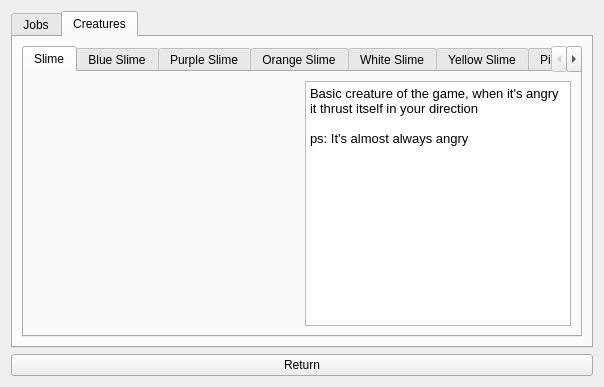
First picture: the form in forms/librarywidget.ui, repository SamuelPossamai/SimpleGameOfMine, before the edit.
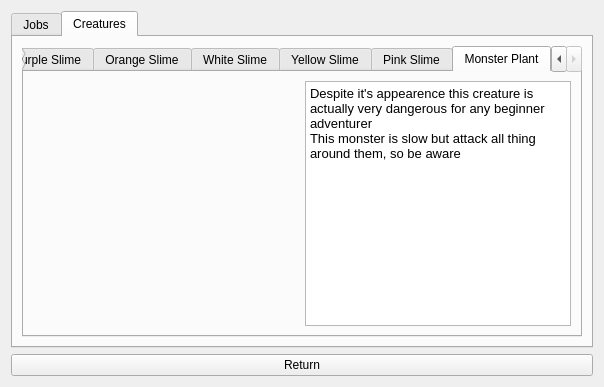
Second picture: the form after the edit. The open tabs and pages were chosen to show the change. Icons and pictures are not drawn.

Commit message: Monster plant added to library

```diff
--- a/forms/librarywidget.ui
+++ b/forms/librarywidget.ui
@@ -712,6 +712,74 @@
            </item>
           </layout>
          </widget>
+         <widget class="QWidget" name="tab_5">
+          <attribute name="title">
+           <string>Monster Plant</string>
+          </attribute>
+          <layout class="QGridLayout" name="gridLayout_14">
+           <item row="0" column="0">
+            <spacer name="verticalSpacer_21">
+             <property name="orientation">
+              <enum>Qt::Vertical</enum>
+             </property>
+             <property name="sizeHint" stdset="0">
+              <size>
+               <width>20</width>
+               <height>40</height>
+              </size>
+             </property>
+            </spacer>
+           </item>
+           <item row="4" column="0">
+            <spacer name="horizontalSpacer_11">
+             <property name="orientation">
+              <enum>Qt::Horizontal</enum>
+             </property>
+             <property name="sizeHint" stdset="0">
+              <size>
+               <width>40</width>
+               <height>20</height>
+              </size>
+             </property>
+            </spacer>
+           </item>
+           <item row="1" column="0" rowspan="2" alignment="Qt::AlignHCenter">
+            <widget class="QLabel" name="label_11">
+             <property name="text">
+              <string>&lt;html&gt;&lt;head/&gt;&lt;body&gt;&lt;p&gt;&lt;img src=&quot;:/monsterplant_img1.png&quot;/&gt;&lt;/p&gt;&lt;/body&gt;&lt;/html&gt;</string>
+             </property>
+             <property name="scaledContents">
+              <bool>false</bool>
+             </property>
+            </widget>
+           </item>
+           <item row="3" column="0">
+            <spacer name="verticalSpacer_22">
+             <property name="orientation">
+              <enum>Qt::Vertical</enum>
+             </property>
+             <property name="sizeHint" stdset="0">
+              <size>
+               <width>20</width>
+               <height>40</height>
+              </size>
+             </property>
+            </spacer>
+           </item>
+           <item row="0" column="1" rowspan="5">
+            <widget class="QTextBrowser" name="textBrowser_11">
+             <property name="html">
+              <string>&lt;!DOCTYPE HTML PUBLIC &quot;-//W3C//DTD HTML 4.0//EN&quot; &quot;http://www.w3.org/TR/REC-html40/strict.dtd&quot;&gt;
+&lt;html&gt;&lt;head&gt;&lt;meta name=&quot;qrichtext&quot; content=&quot;1&quot; /&gt;&lt;style type=&quot;text/css&quot;&gt;
+p, li { white-space: pre-wrap; }
+&lt;/style&gt;&lt;/head&gt;&lt;body style=&quot; font-family:'Noto Sans'; font-size:10pt; font-weight:400; font-style:normal;&quot;&gt;
+&lt;p style=&quot; margin-top:0px; margin-bottom:0px; margin-left:0px; margin-right:0px; -qt-block-indent:0; text-indent:0px;&quot;&gt;Despite it's appearence this creature is actually very dangerous for any beginner adventurer&lt;/p&gt;
+&lt;p style=&quot; margin-top:0px; margin-bottom:0px; margin-left:0px; margin-right:0px; -qt-block-indent:0; text-indent:0px;&quot;&gt;This monster is slow but attack all thing around them, so be aware&lt;/p&gt;&lt;/body&gt;&lt;/html&gt;</string>
+             </property>
+            </widget>
+           </item>
+          </layout>
+         </widget>
         </widget>
        </item>
       </layout>
```
Left out of the diff: 2 changed lines with no effect on the pictures. The commit also changes 6 other files.
